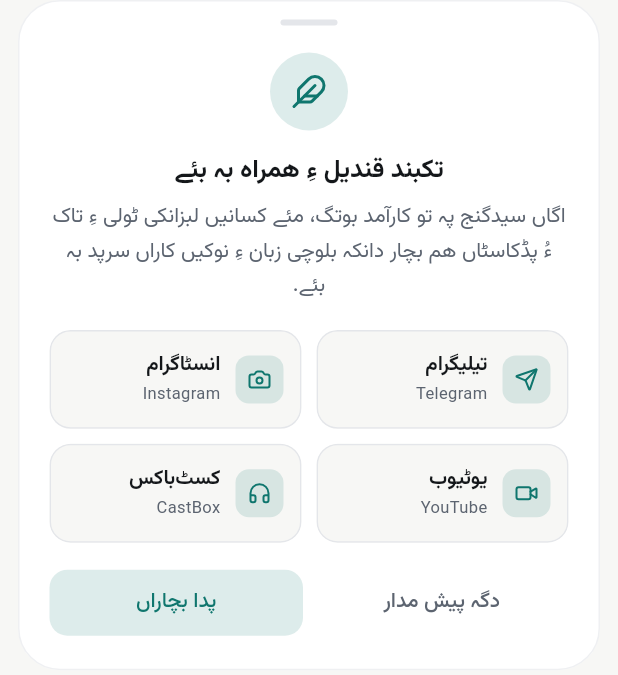
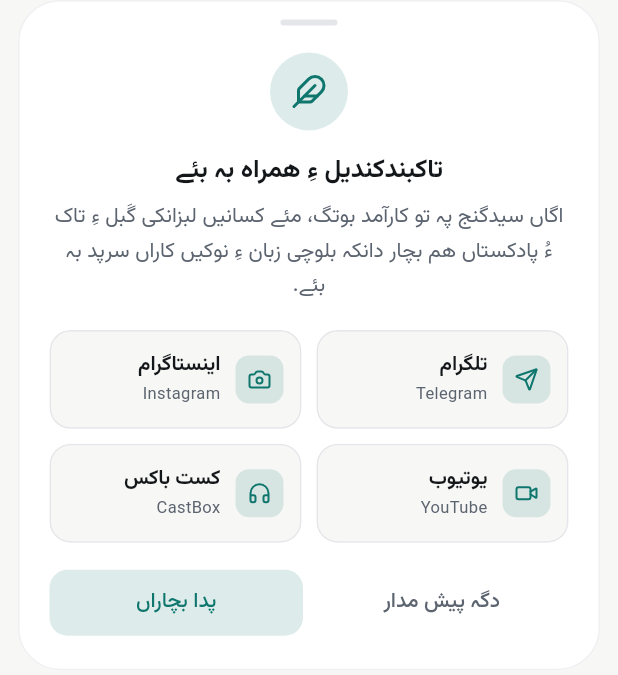
Before and after one commit to mo4wez/sayadganj, a Flutter app: the TakbandFollowSheet widget shown alone on an empty page, opened directly with empty values, on a phone screen of 412 x 824 dp. Shown: the top 675 px of the screen. Run offline on Flutter 3.47's test engine with Material 3 defaults, Android fonts, the phone set to English and light mode, and no system bars; our stand-ins replace carousel_slider, flutter_animate, flutter_local_notifications, flutter_riverpod, google_nav_bar, lucide_icons_flutter and 5 more; accounts and stored records are empty.

Commit message:
fix(ui-text): balochi word typo are corrected

```diff
--- a/lib/features/community/presentation/widgets/takband_follow_sheet.dart
+++ b/lib/features/community/presentation/widgets/takband_follow_sheet.dart
@@ -29,25 +29,25 @@ class TakbandFollowSheet extends StatelessWidget {
 
   static const List<_SocialItem> _items = [
     _SocialItem(
-      label: 'تیلیگرام',
+      label: 'تلگرام',
       subtitle: 'Telegram',
       url: 'https://t.me/takband_qandeel',
       icon: LucideIcons.send,
     ),
     _SocialItem(
-      label: 'انسٹاگرام',
+      label: 'اینستاگرام',
       subtitle: 'Instagram',
       url: 'https://www.instagram.com/takband.qandeel',
       icon: LucideIcons.camera,
     ),
     _SocialItem(
-      label: 'یوٹیوب',
+      label: 'یوتیوب',
       subtitle: 'YouTube',
       url: 'https://www.youtube.com/@takband_qandeel',
       icon: LucideIcons.video,
     ),
     _SocialItem(
-      label: 'کسٹ‌باکس',
+      label: 'کست باکس',
       subtitle: 'CastBox',
       url: 'https://castbox.fm/va/7074852',
       icon: LucideIcons.headphones,
@@ -92,7 +92,7 @@ class TakbandFollowSheet extends StatelessWidget {
       if (context.mounted) {
         ScaffoldMessenger.of(context).showSnackBar(
           const SnackBar(
-            content: Text('لینک کاپی بوت'),
+            content: Text('لینک کُپی بوت'),
             behavior: SnackBarBehavior.floating,
           ),
         );
@@ -145,13 +145,13 @@ class TakbandFollowSheet extends StatelessWidget {
           const SizedBox(height: 14),
 
           Text(
-            'تکبند قندیل ءِ همراه بہ بئے',
+            'تاکبندکندیل ءِ همراه بہ بئے',
             style: theme.textTheme.titleMedium?.copyWith(fontSize: 17),
             textAlign: TextAlign.center,
           ),
           const SizedBox(height: 6),
           Text(
-            'اگاں سیدگنج پہ تو کارآمد بوتگ، مئے کسانیں لبزانکی ٹولی ءِ تاک ءُ پڈکاسٹاں هم بچار دانکہ بلوچی زبان ءِ نوکیں کاراں سرپد بہ بئے.',
+            'اگاں سیدگنج پہ تو کارآمد بوتگ، مئے کسانیں لبزانکی گَبل ءِ تاک ءُ پادکستاں هم بچار دانکہ بلوچی زبان ءِ نوکیں کاراں سرپد بہ بئے.',
             style: theme.textTheme.bodyMedium?.copyWith(height: 1.65),
             textAlign: TextAlign.center,
           ),
--- a/lib/features/settings/presentation/settings_screen.dart
+++ b/lib/features/settings/presentation/settings_screen.dart
@@ -264,7 +264,7 @@ class SettingsScreen extends ConsumerWidget {
                       LucideIcons.feather,
                       color: colorScheme.primary,
                     ),
-                    title: const Text('تستِ تکبند قندیل (Bottom Sheet)'),
+                    title: const Text('تستِ تاکبندکندیل (Bottom Sheet)'),
                     subtitle: const Text('پیش‌نمایش مستقیم شیت معرفی کانال‌ها'),
                     onTap: () {
                       HapticFeedback.selectionClick();
@@ -285,7 +285,7 @@ class SettingsScreen extends ConsumerWidget {
                       LucideIcons.rotateCcw,
                       color: colorScheme.primary,
                     ),
-                    title: const Text('ریستِ شمارنده تکبند قندیل'),
+                    title: const Text('ریستِ شمارنده تاکبندکندیل'),
                     subtitle: const Text(
                       'پاک کردن تعداد نشست‌ها و وضعیت عدم نمایش',
                     ),
@@ -297,7 +297,7 @@ class SettingsScreen extends ConsumerWidget {
                       if (!context.mounted) return;
                       ScaffoldMessenger.of(context).showSnackBar(
                         const SnackBar(
-                          content: Text('شمارنده تکبند قندیل ریست شد'),
+                          content: Text('شمارنده تاکبندکندیل ریست شد'),
                           behavior: SnackBarBehavior.floating,
                         ),
                       );
```
